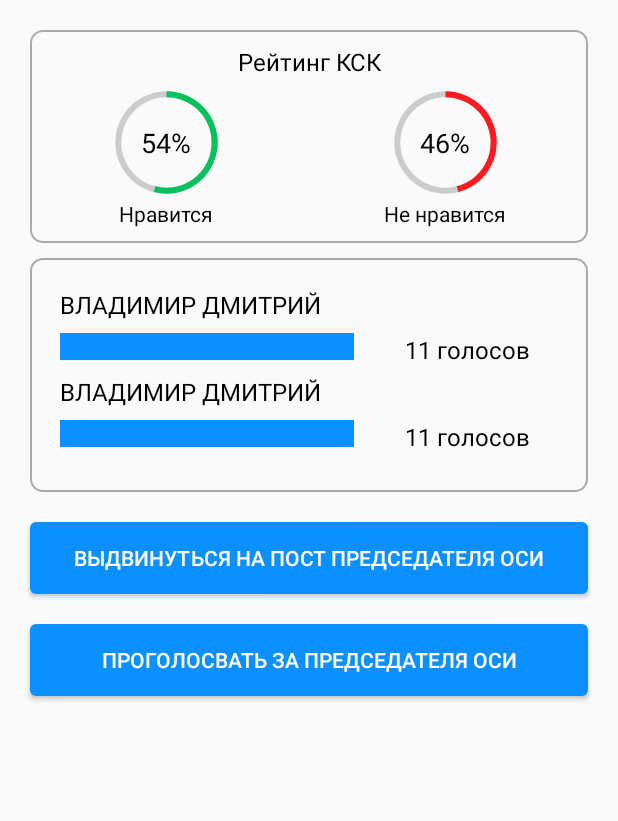
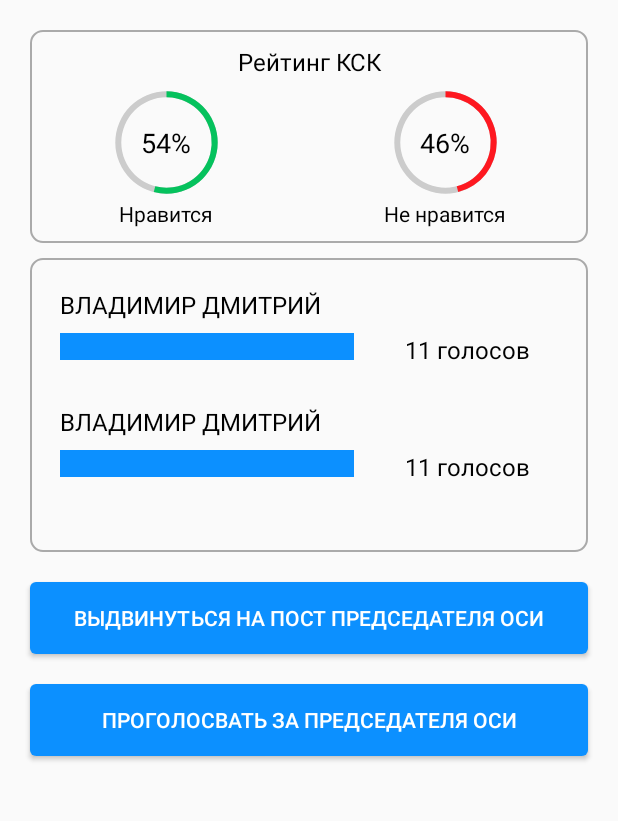
Before and after one commit to damirbaisalov/smart-home-app, an Android app: the layout activity_candidates.xml on its own in the app's theme, with its tools: preview values and no code run, on a phone screen of 412 x 824 dp, the part 341-1162 px from its top. Run offline under Robolectric (Android 15) with nearby library versions, the phone set to English and light mode, and no system bars.

Commit message:
Update candidate_item.xml

```diff
--- a/app/src/main/res/layout/candidate_item.xml
+++ b/app/src/main/res/layout/candidate_item.xml
@@ -2,7 +2,7 @@
 <androidx.constraintlayout.widget.ConstraintLayout xmlns:android="http://schemas.android.com/apk/res/android"
     android:layout_width="match_parent"
     android:layout_height="wrap_content"
-    android:layout_marginBottom="10dp"
+    android:layout_marginBottom="30dp"
     xmlns:app="http://schemas.android.com/apk/res-auto">
 
     <TextView
```
